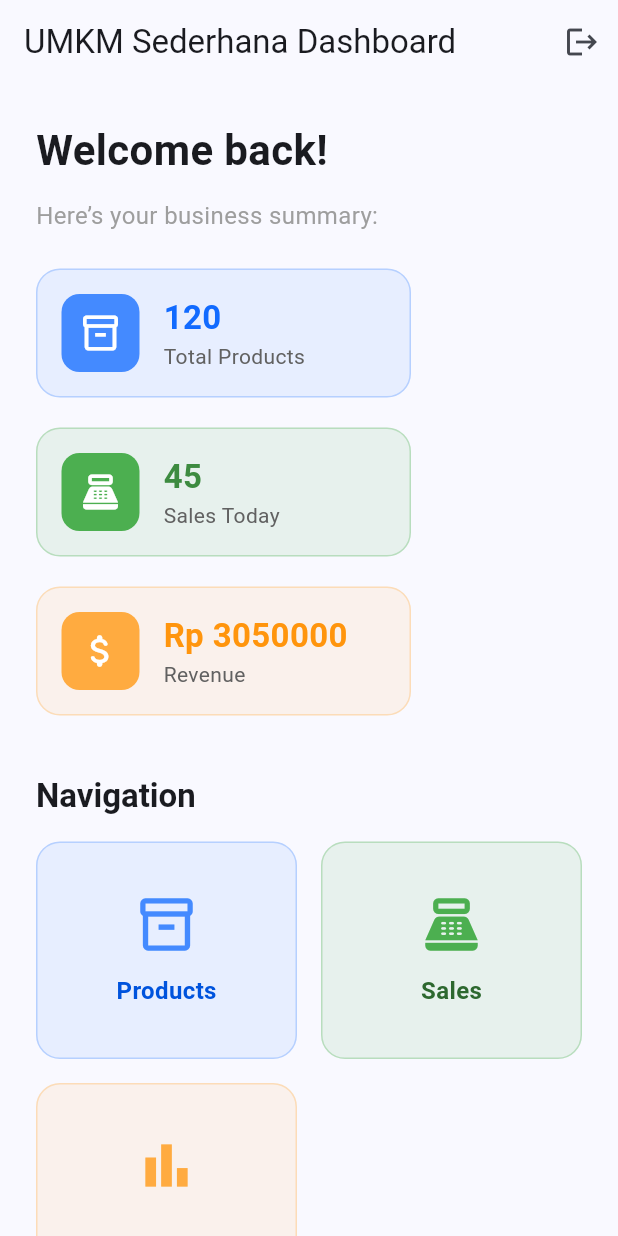
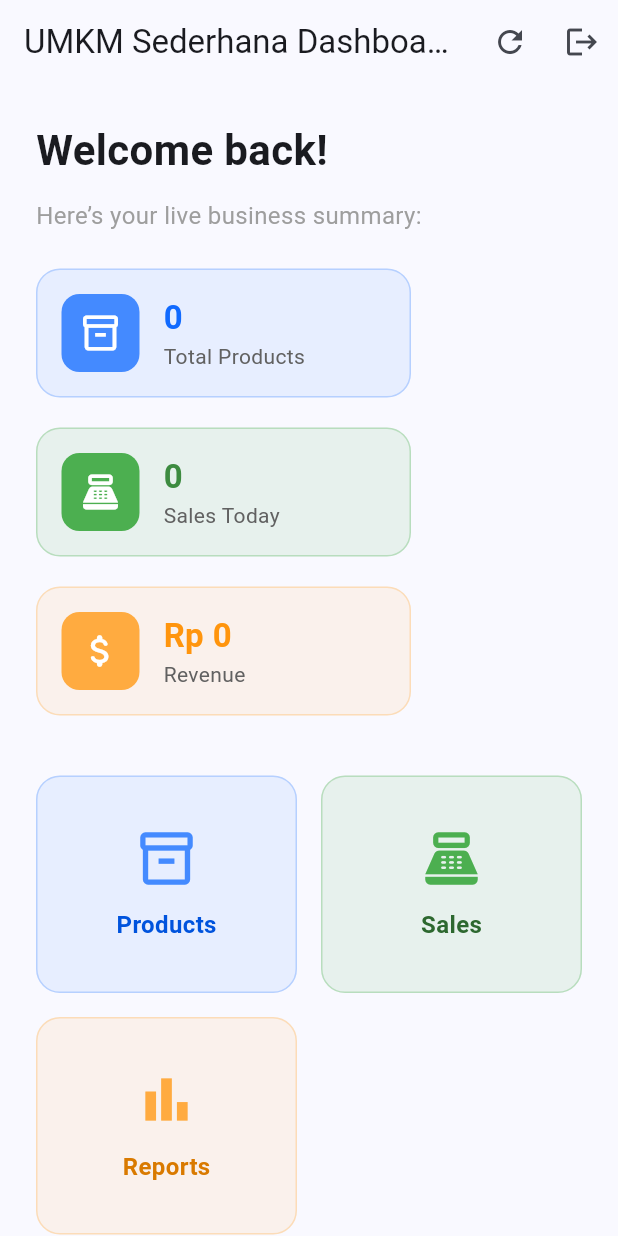
Before and after one commit to AjiRespati/umkm_frontend, a Flutter app: the DashboardScreen screen opened directly, on a phone screen of 412 x 824 dp. Run offline on Flutter 3.47's test engine with Material 3 defaults, Android fonts, the phone set to English and light mode, and no system bars; our stand-ins replace dio, flutter_secure_storage, image_picker, syncfusion_flutter_charts, web; missing offline and left inert: dart:js_interop; accounts and stored records are empty; network calls fail.

Commit message:
dashboardRoute

```diff
--- a/lib/screens/dashboard_screen.dart
+++ b/lib/screens/dashboard_screen.dart
@@ -1,4 +1,5 @@
 import 'package:flutter/material.dart';
+import '../services/dashboard_service.dart';
 import '../core/auth_storage.dart';
 import '../services/auth_service.dart';
 import 'login_screen.dart';
@@ -15,11 +16,34 @@ class DashboardScreen extends StatefulWidget {
 
 class _DashboardScreenState extends State<DashboardScreen> {
   final _authService = AuthService();
+  final _dashboardService = DashboardService();
 
-  // Dummy summary metrics — will later be connected to API
-  int totalProducts = 120;
-  int totalSales = 45;
-  double revenue = 3050000;
+  bool _loading = true;
+  int totalProducts = 0;
+  int totalSales = 0;
+  double revenue = 0;
+
+  Future<void> _loadData() async {
+    setState(() => _loading = true);
+    try {
+      final data = await _dashboardService.getSummary();
+      setState(() {
+        totalProducts = data['totalProducts'] ?? 0;
+        totalSales = data['totalSalesToday'] ?? 0;
+        revenue = (data['totalRevenue'] ?? 0).toDouble();
+        _loading = false;
+      });
+    } catch (e) {
+      debugPrint('Dashboard fetch error: $e');
+      setState(() => _loading = false);
+    }
+  }
+
+  @override
+  void initState() {
+    super.initState();
+    _loadData();
+  }
 
   Future<void> _logout() async {
     await _authService.logout();
@@ -41,13 +65,18 @@ class _DashboardScreenState extends State<DashboardScreen> {
         title: const Text('UMKM Sederhana Dashboard'),
         actions: [
           IconButton(
+            icon: const Icon(Icons.refresh),
+            onPressed: _loadData,
+          ),
+          IconButton(
             icon: const Icon(Icons.logout),
-            tooltip: 'Logout',
             onPressed: _logout,
           ),
         ],
       ),
-      body: Padding(
+      body: _loading
+          ? const Center(child: CircularProgressIndicator())
+          : Padding(
               padding: const EdgeInsets.all(24),
               child: Column(
                 crossAxisAlignment: CrossAxisAlignment.start,
@@ -58,16 +87,15 @@ class _DashboardScreenState extends State<DashboardScreen> {
                   ),
                   const SizedBox(height: 12),
                   const Text(
-              'Here’s your business summary:',
+                    'Here’s your live business summary:',
                     style: TextStyle(fontSize: 16, color: Colors.grey),
                   ),
                   const SizedBox(height: 24),
 
-            // Summary cards
+                  // Summary Cards
                   Wrap(
                     spacing: 20,
                     runSpacing: 20,
-              alignment: WrapAlignment.start,
                     children: [
                       _buildStatCard(
                         title: 'Total Products',
@@ -90,15 +118,6 @@ class _DashboardScreenState extends State<DashboardScreen> {
                     ],
                   ),
                   const SizedBox(height: 40),
-
-            Text(
-              'Navigation',
-              style: Theme.of(context).textTheme.titleLarge!.copyWith(
-                    fontWeight: FontWeight.bold,
-                  ),
-            ),
-            const SizedBox(height: 16),
-
                   Expanded(
                     child: GridView.count(
                       crossAxisCount: isWide ? 3 : 2,
@@ -157,7 +176,6 @@ class _DashboardScreenState extends State<DashboardScreen> {
         border: Border.all(color: color.withOpacity(0.3)),
       ),
       child: Row(
-        crossAxisAlignment: CrossAxisAlignment.center,
         children: [
           Container(
             padding: const EdgeInsets.all(12),
@@ -180,13 +198,7 @@ class _DashboardScreenState extends State<DashboardScreen> {
                     color: color.darken(0.1),
                   ),
                 ),
-                Text(
-                  title,
-                  style: TextStyle(
-                    color: Colors.grey[700],
-                    fontSize: 14,
-                  ),
-                ),
+                Text(title, style: TextStyle(color: Colors.grey[700])),
               ],
             ),
           ),
@@ -232,7 +244,6 @@ class _DashboardScreenState extends State<DashboardScreen> {
   }
 }
 
-// Color utility extension
 extension ColorBrightness on Color {
   Color darken([double amount = .1]) {
     final hsl = HSLColor.fromColor(this);
--- /dev/null
+++ b/lib/services/dashboard_service.dart
@@ -0,0 +1,8 @@
+import '../core/api_client.dart';
+
+class DashboardService {
+  Future<Map<String, dynamic>> getSummary() async {
+    final res = await apiClient.get('/dashboard/summary');
+    return res.data;
+  }
+}
```
Lines whose indentation alone changed are shown as unchanged.
